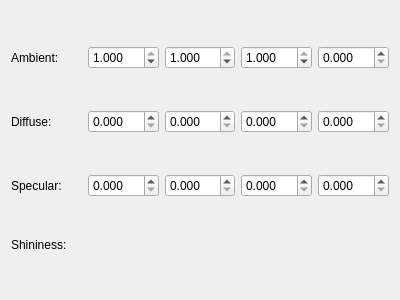
Old version of the form glxraysim/configurematerialdialog.ui in the repository ulikoehler/xraysim.
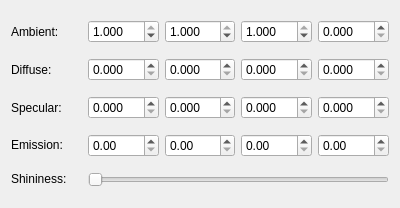
New version of the form.

Commit message: Added all widgets to the material configuration dialog

Patch:
```diff
--- a/glxraysim/configurematerialdialog.ui
+++ b/glxraysim/configurematerialdialog.ui
@@ -10,7 +10,7 @@
     <x>0</x>
     <y>0</y>
     <width>400</width>
-    <height>300</height>
+    <height>208</height>
    </rect>
   </property>
   <property name="windowTitle">
@@ -92,19 +92,6 @@
      </property>
     </widget>
    </item>
-   <item row="1" column="1">
-    <widget class="QDoubleSpinBox" name="light1DiffuseRedSpinBox">
-     <property name="decimals">
-      <number>3</number>
-     </property>
-     <property name="maximum">
-      <double>1.000000000000000</double>
-     </property>
-     <property name="singleStep">
-      <double>0.010000000000000</double>
-     </property>
-    </widget>
-   </item>
    <item row="1" column="2">
     <widget class="QDoubleSpinBox" name="light1DiffuseGreenSpinBox">
      <property name="decimals">
@@ -203,7 +190,7 @@
      </property>
     </widget>
    </item>
-   <item row="3" column="0">
+   <item row="4" column="0">
     <widget class="QLabel" name="shininessLabel">
      <property name="sizePolicy">
       <sizepolicy hsizetype="Preferred" vsizetype="Maximum">
@@ -216,6 +203,54 @@
      </property>
     </widget>
    </item>
+   <item row="1" column="1">
+    <widget class="QDoubleSpinBox" name="diffuseRedSpinBox">
+     <property name="decimals">
+      <number>3</number>
+     </property>
+     <property name="maximum">
+      <double>1.000000000000000</double>
+     </property>
+     <property name="singleStep">
+      <double>0.010000000000000</double>
+     </property>
+    </widget>
+   </item>
+   <item row="3" column="0">
+    <widget class="QLabel" name="emissionLabel">
+     <property name="sizePolicy">
+      <sizepolicy hsizetype="Preferred" vsizetype="Maximum">
+       <horstretch>0</horstretch>
+       <verstretch>0</verstretch>
+      </sizepolicy>
+     </property>
+     <property name="text">
+      <string>Emission:</string>
+     </property>
+    </widget>
+   </item>
+   <item row="3" column="1">
+    <widget class="QDoubleSpinBox" name="emissionRedSpinBox"/>
+   </item>
+   <item row="3" column="2">
+    <widget class="QDoubleSpinBox" name="emissionGreenSpinBox"/>
+   </item>
+   <item row="3" column="3">
+    <widget class="QDoubleSpinBox" name="emissionBlueSpinBox"/>
+   </item>
+   <item row="3" column="4">
+    <widget class="QDoubleSpinBox" name="emissionAlphaSpinBox"/>
+   </item>
+   <item row="4" column="1" colspan="4">
+    <widget class="QSlider" name="shininessSlider">
+     <property name="maximum">
+      <number>128</number>
+     </property>
+     <property name="orientation">
+      <enum>Qt::Horizontal</enum>
+     </property>
+    </widget>
+   </item>
   </layout>
  </widget>
  <resources/>
```
Left out of the diff: 22 changed lines with no effect on the pictures. The commit also changes 1 other file.
